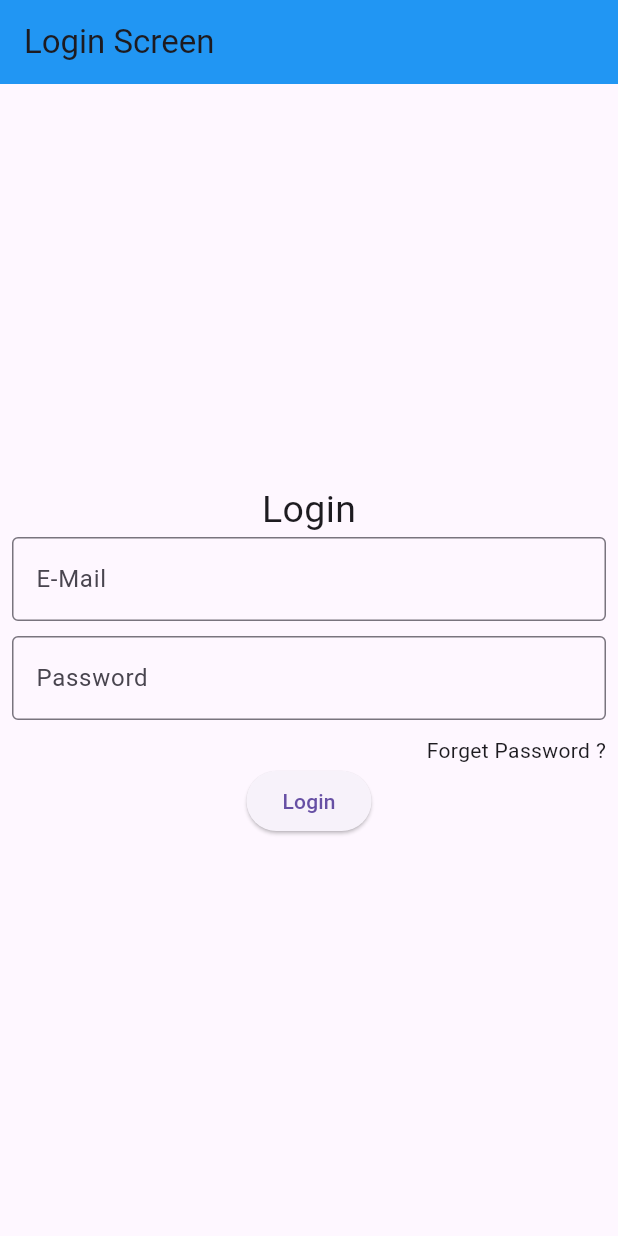
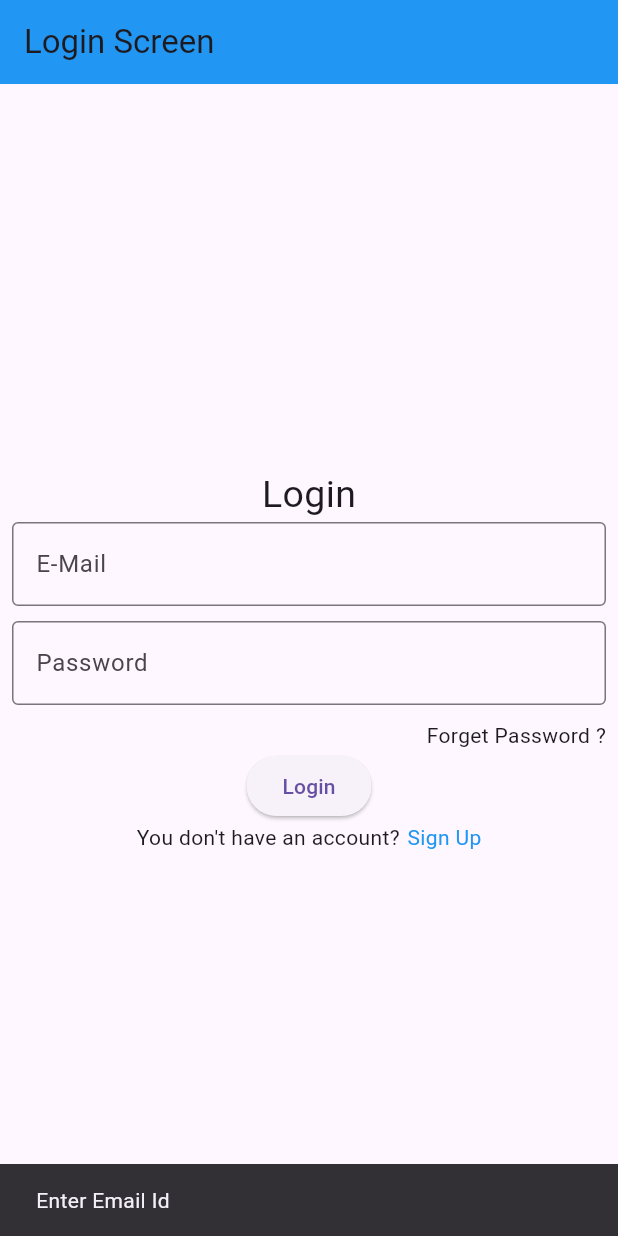
Before and after one commit to rajat-cr/flutter_batch_6week, a Flutter app: the screen it shows after launch, after a tap on "Login", on a phone screen of 412 x 824 dp. Run offline on Flutter 3.47's test engine with Material 3 defaults, Android fonts, the light colour scheme and no system bars.

Commit message:
Flutter CLass
Validation, keyboard type, TextInputAction

```diff
--- a/lib/RowClass.dart
+++ b/lib/RowClass.dart
@@ -1,7 +1,8 @@
 import 'package:flutter/material.dart';
 
 class Rowclass extends StatefulWidget {
-  const Rowclass({super.key});
+  String email;
+  Rowclass({required this.email, super.key});
 
   @override
   State<Rowclass> createState() => _RowclassState();
@@ -9,11 +10,20 @@ class Rowclass extends StatefulWidget {
 
 class _RowclassState extends State<Rowclass> {
   @override
+  void initState() {
+    super.initState();
+    print("Email Id: ${widget.email.toString()}");
+  }
+
+  @override
   Widget build(BuildContext context) {
     return Scaffold(
       appBar: AppBar(title: Text("Row"), backgroundColor: Colors.purple),
 
-      body: Row(
+      body: SingleChildScrollView(
+        scrollDirection: Axis.horizontal,
+
+        child: Row(
           children: [
             Text("Mansi", style: TextStyle(fontSize: 25)),
             SizedBox(width: 10),
@@ -28,6 +38,7 @@ class _RowclassState extends State<Rowclass> {
             Text("Row Data", style: TextStyle(fontSize: 25)),
           ],
         ),
+      ),
     );
   }
 }
--- a/lib/login_screen.dart
+++ b/lib/login_screen.dart
@@ -1,4 +1,5 @@
 import 'package:flutter/material.dart';
+import 'package:flutter_batch_6week/RowClass.dart';
 
 class LoginScreen extends StatefulWidget {
   const LoginScreen({super.key});
@@ -8,6 +9,11 @@ class LoginScreen extends StatefulWidget {
 }
 
 class _LoginScreenState extends State<LoginScreen> {
+  var emailController = TextEditingController();
+  var passwordController = TextEditingController();
+  var email = "email@gmail.com";
+  var emailFocus = FocusNode();
+  var passFocus = FocusNode();
   @override
   Widget build(BuildContext context) {
     return Scaffold(
@@ -23,6 +29,10 @@ class _LoginScreenState extends State<LoginScreen> {
             ),
 
             TextField(
+              keyboardType: TextInputType.emailAddress,
+              textInputAction: TextInputAction.next,
+              controller: emailController,
+              focusNode: emailFocus,
               decoration: InputDecoration(
                 hintText: "Enter Your Email",
                 label: Text("E-Mail"),
@@ -31,6 +41,10 @@ class _LoginScreenState extends State<LoginScreen> {
             ),
             SizedBox(height: 10),
             TextField(
+              controller: passwordController,
+              textInputAction: TextInputAction.done,
+              keyboardType: TextInputType.number,
+              focusNode: passFocus,
               decoration: InputDecoration(
                 hintText: "Enter Your Password",
                 label: Text("Password"),
@@ -43,7 +57,50 @@ class _LoginScreenState extends State<LoginScreen> {
               children: [Text("Forget Password ?")],
             ),
 
-            ElevatedButton(onPressed: () {}, child: Text("Login")),
+            ElevatedButton(
+              onPressed: () {
+                if (emailController.text.toString().isEmpty) {
+                  ScaffoldMessenger.of(
+                    context,
+                  ).showSnackBar(SnackBar(content: Text("Enter Email Id")));
+                } else if (passwordController.text.toString().isEmpty) {
+                  ScaffoldMessenger.of(
+                    context,
+                  ).showSnackBar(SnackBar(content: Text("Enter Password")));
+                } else {
+                  setState(() {
+                    // ScaffoldMessenger.of(context).showSnackBar(SnackBar(content: Text("Enter Email Id")))
+                    // Fluttertoast.showToast(msg: "Enter Your Password");
+
+                    email = emailController.text.toString();
+                    print(email);
+                  });
+                }
+              },
+              child: Text("Login"),
+            ),
+
+            Row(
+              mainAxisAlignment: MainAxisAlignment.center,
+              children: [
+                Text("You don't have an account?"),
+                SizedBox(width: 5),
+                GestureDetector(
+                  onTap: () {
+
+                    Navigator.of(
+                      context,
+                    ).push(MaterialPageRoute(builder: (context) => Rowclass(email: "Mansi@gmail.com",)));
+                  },
+                  child: Text("Sign Up", style: TextStyle(color: Colors.blue)),
+                ),
+
+                // TextButton(
+                //   onPressed: () {},
+                //   child: Text("Sign Up", style: TextStyle(color: Colors.blue)),
+                // ),
+              ],
+            ),
           ],
         ),
       ),
--- a/pubspec.yaml
+++ b/pubspec.yaml
@@ -9,6 +9,9 @@ environment:
 dependencies:
   flutter:
     sdk: flutter
+  # fluttertoast: ^8.2.12
+
+
 
 dev_dependencies:
   flutter_test:
```
Also changed, not shown: 2 other files. Lines whose indentation alone changed are shown as unchanged.
